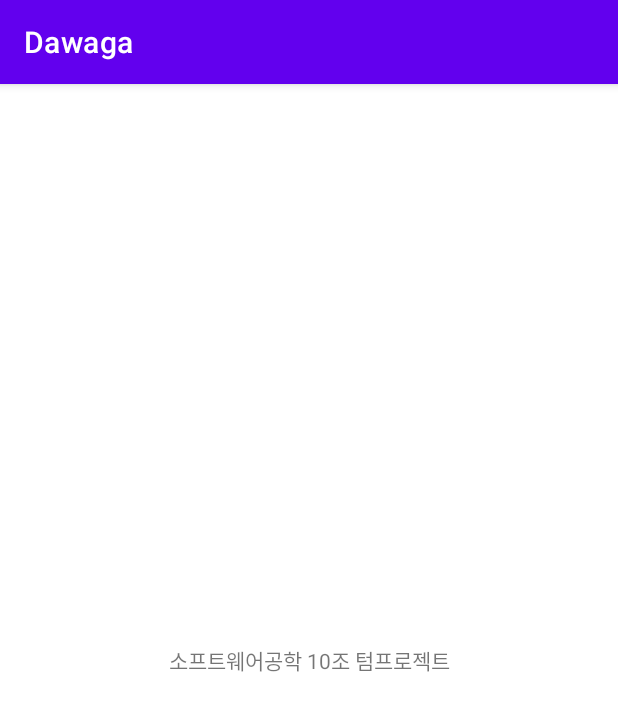
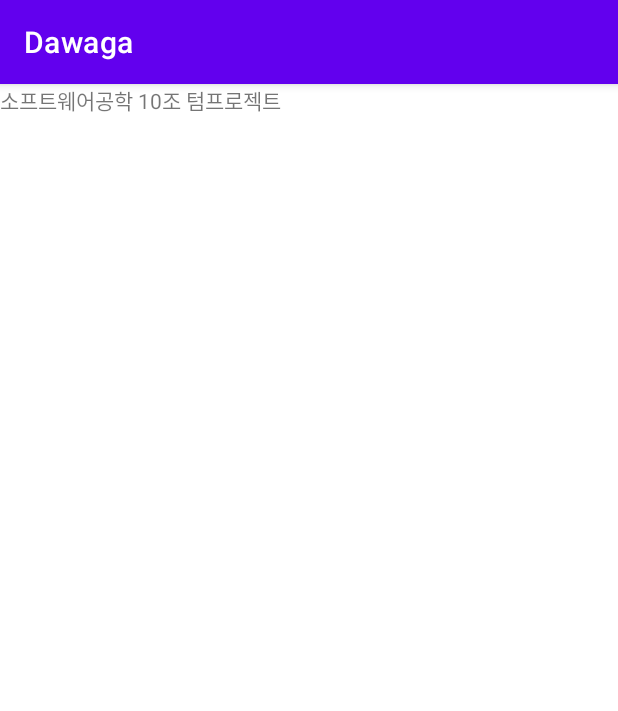
Before and after one commit to MinjaeKim1/MyPlanner, an Android app: the screen it shows after launch (MainActivity), on a phone screen of 412 x 824 dp. Shown: the top 711 px of the screen. Run offline under Robolectric (Android 15) with nearby library versions, the phone set to English and light mode, and no system bars.

Commit message:
change constraint to linear layout

```diff
--- a/app/src/main/java/com/gachon/dawaga/MainActivity.java
+++ b/app/src/main/java/com/gachon/dawaga/MainActivity.java
@@ -11,4 +11,6 @@
         super.onCreate(savedInstanceState);
         setContentView(R.layout.activity_main);
     }
+
+
 }
--- a/app/src/main/res/layout/activity_main.xml
+++ b/app/src/main/res/layout/activity_main.xml
@@ -1,5 +1,5 @@
 <?xml version="1.0" encoding="utf-8"?>
-<androidx.constraintlayout.widget.ConstraintLayout xmlns:android="http://schemas.android.com/apk/res/android"
+<LinearLayout xmlns:android="http://schemas.android.com/apk/res/android"
     xmlns:app="http://schemas.android.com/apk/res-auto"
     xmlns:tools="http://schemas.android.com/tools"
     android:layout_width="match_parent"
@@ -15,4 +15,4 @@
         app:layout_constraintRight_toRightOf="parent"
         app:layout_constraintTop_toTopOf="parent" />
 
-</androidx.constraintlayout.widget.ConstraintLayout>
+</LinearLayout>
```
